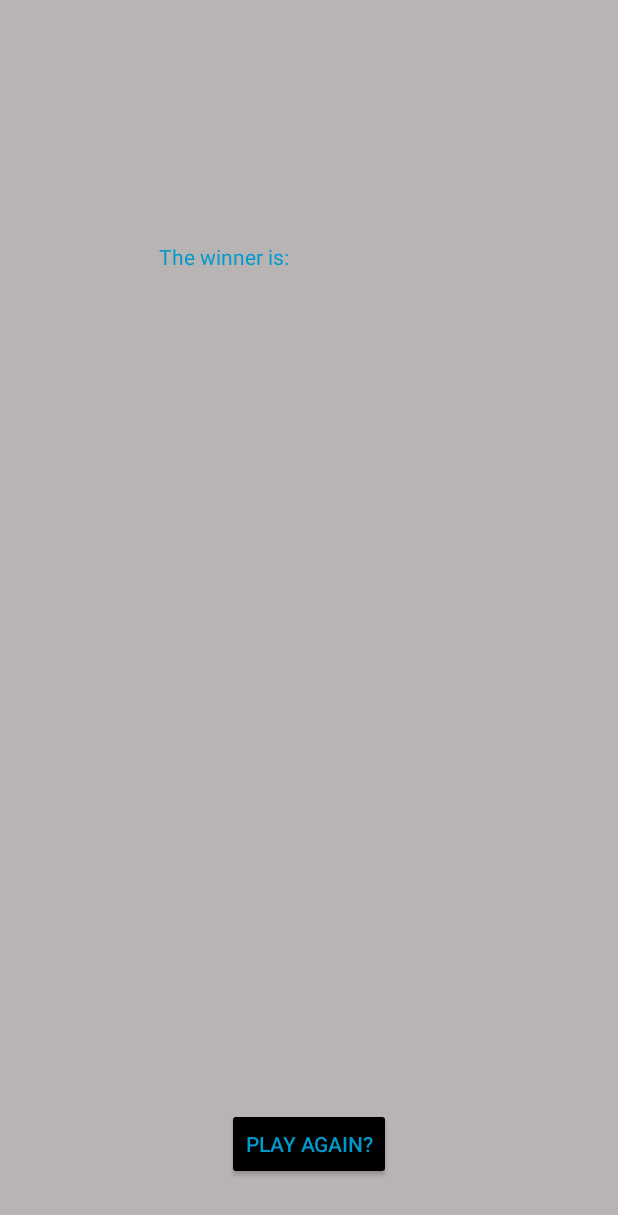
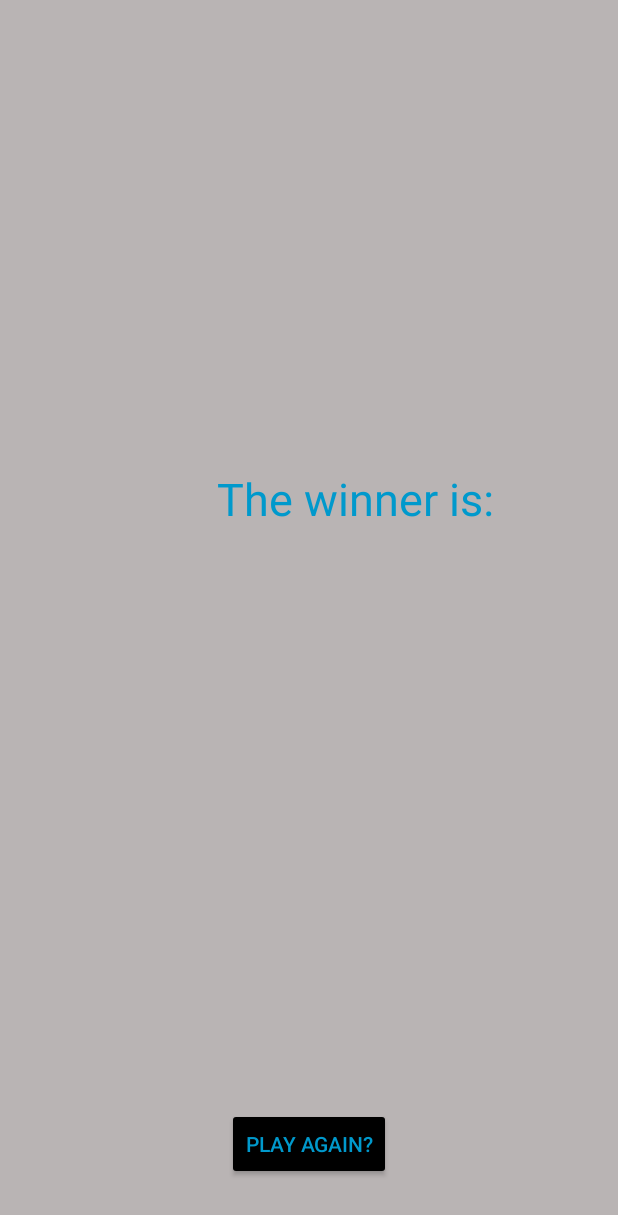
Before and after one commit to kevronr1818/TicTacToe, an Android app: the layout activity_result.xml on its own in the app's theme, with its tools: preview values and no code run, on a phone screen of 412 x 824 dp. Shown: the top 1215 px of the screen. Run offline under Robolectric (Android 15) with nearby library versions, the phone set to English and light mode, and no system bars.

Commit message:
Updated classes

```diff
--- a/app/src/main/res/layout/activity_result.xml
+++ b/app/src/main/res/layout/activity_result.xml
@@ -11,11 +11,12 @@
         android:id="@+id/txtResult"
         android:layout_width="200dp"
         android:layout_height="200dp"
-        android:layout_alignParentTop="true"
-        android:layout_centerHorizontal="true"
-        android:layout_marginTop="161dp"
         android:text="@string/result"
-        android:textColor="@android:color/holo_blue_dark" />
+        android:textColor="@android:color/holo_blue_dark"
+        android:textSize="30sp"
+        android:layout_marginEnd="67dp"
+        android:layout_centerVertical="true"
+        android:layout_alignParentEnd="true" />
 
     <Button
         android:id="@+id/btnPlayAgain"
```
Also changed, not shown: app/src/main/AndroidManifest.xml (+6 -2 lines), app/src/main/java/krobertsoncsc335/tictactoe/GameBoard.java (+30 -11 lines), app/src/main/java/krobertsoncsc335/tictactoe/GameSurfaceView.java (+3 -8 lines).
